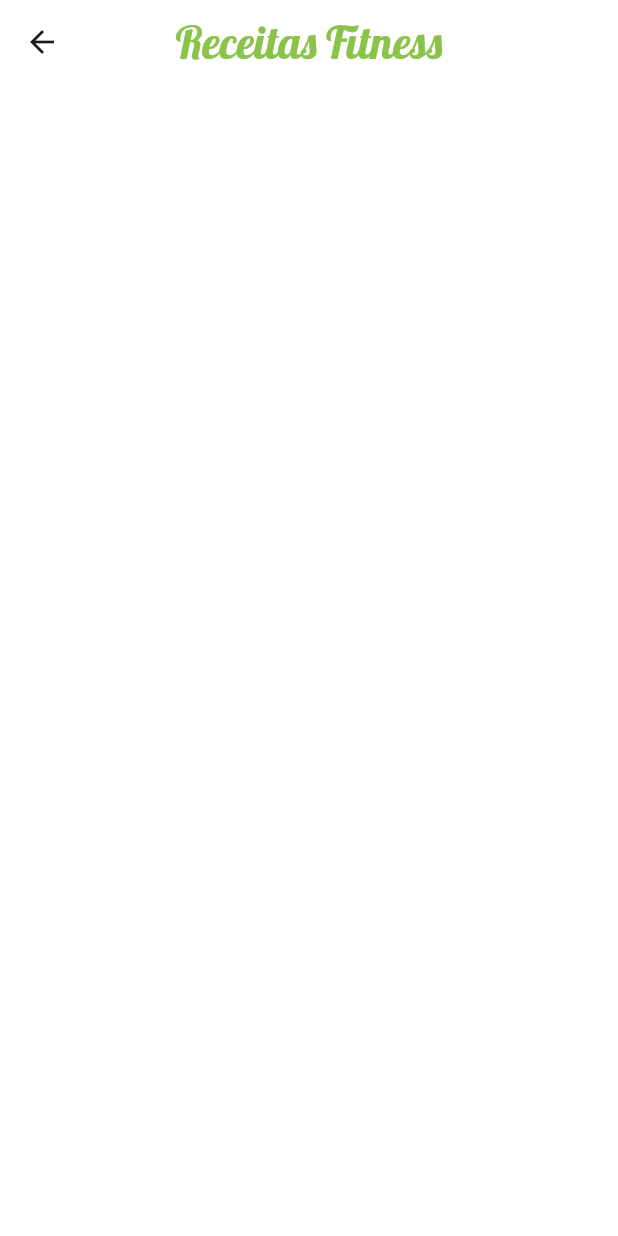
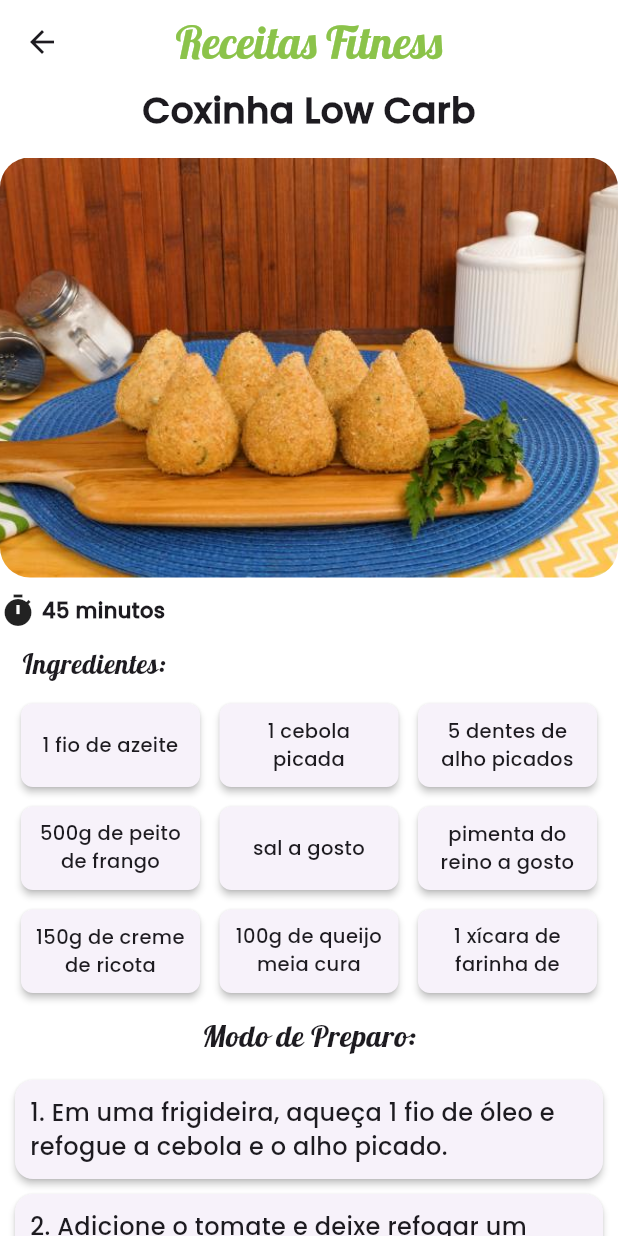
Before and after one commit to gabrielcoelhosev/Receitas-Fitness, a Flutter app: the screen it shows after launch, after a tap on "Coxinha Low Carb", on a phone screen of 412 x 824 dp. Run offline on Flutter 3.47's test engine with Material 3 defaults, Android fonts, the phone set to English and light mode, and no system bars.

Commit message:
receita1tela

```diff
--- a/lib/home_widget.dart
+++ b/lib/home_widget.dart
@@ -74,7 +74,9 @@ class _HomeWidgetState extends State<HomeWidget> {
                           ),
                           Text(
                             _photos[index].text,
-                            style: TextStyle(fontFamily: 'PoppinsM'),
+                            style: TextStyle(
+                                fontFamily: 'PoppinsM',
+                                fontWeight: FontWeight.bold),
                           ),
                         ],
                       ),
--- a/lib/receitas/receita_coxinha.dart
+++ b/lib/receitas/receita_coxinha.dart
@@ -1,6 +1,33 @@
 import 'package:flutter/material.dart';
 
 class ReceitaCoxinha extends StatelessWidget {
+  int tempo = 45;
+
+  List<String> ingredientes = [
+    '1 fio de azeite',
+    '1 cebola picada',
+    '5 dentes de alho picados',
+    '500g de peito de frango desfiado',
+    'sal a gosto',
+    'pimenta do reino a gosto',
+    '150g de creme de ricota',
+    '100g de queijo meia cura ralado',
+    '1 xícara de farinha de linhaça'
+  ];
+
+  List<String> preparo = [
+    'Em uma frigideira, aqueça 1 fio de óleo e refogue a cebola e o alho picado.',
+    'Adicione o tomate e deixe refogar um pouco.',
+    'Acrescente o frango desfiado, o sal, a pimenta-do-reino e o cheiro-verde.',
+    'Transfira essa mistura para um processador e acrescente a couve-flor picada.'
+        'Bata tudo muito bem até formar a massa da coxinha.',
+    'Em outra tigela misture o creme de ricota com o queijo meia cura ralado.',
+    'Pegue um pedaço da massa e abra na mão.',
+    'Recheie com a mistura de creme de ricota com queijo e feche, formando uma coxinha.',
+    'Passe as coxinhas na farinha de linhaça.',
+    'Coloque as coxinhas em uma forma e leve ao forno preaquecido (180° C) por cerca de 35 minutos.'
+  ];
+
   @override
   Widget build(BuildContext context) {
     return Scaffold(
@@ -8,12 +35,122 @@ class ReceitaCoxinha extends StatelessWidget {
       appBar: AppBar(
         backgroundColor: Colors.white,
         centerTitle: true,
-        title: Text(
+        title: const Text(
           'Receitas Fitness',
           style: TextStyle(
               fontFamily: 'Lobster', color: Colors.lightGreen, fontSize: 30),
         ),
       ),
+      body: SingleChildScrollView(
+        child: Column(
+          children: [
+            const Center(
+              child: Text(
+                'Coxinha Low Carb',
+                style: TextStyle(
+                    fontSize: 24,
+                    fontFamily: 'PoppinsM',
+                    fontWeight: FontWeight.bold),
+              ),
+            ),
+            SizedBox(
+              height: 15,
+            ),
+            Container(
+              height: 280,
+              decoration: BoxDecoration(
+                  borderRadius: BorderRadius.circular(20),
+                  image: DecorationImage(
+                      image: AssetImage("assets/imgs/coxinha.jpg"),
+                      fit: BoxFit.cover)),
+            ),
+            const SizedBox(
+              height: 10,
+            ),
+            Row(
+              mainAxisAlignment: MainAxisAlignment.start,
+              children: [
+                const Icon(Icons.timer),
+                Text(
+                  " $tempo minutos",
+                  style: TextStyle(
+                      fontFamily: 'PoppinsM', fontWeight: FontWeight.bold),
+                ),
+              ],
+            ),
+            const SizedBox(
+              height: 10,
+            ),
+            const Padding(
+              padding: EdgeInsets.only(left: 15.0),
+              child: Align(
+                alignment: Alignment.centerLeft,
+                child: Text(
+                  "Ingredientes:",
+                  style: TextStyle(fontSize: 18, fontFamily: 'Lobster'),
+                ),
+              ),
+            ),
+            GridView.builder(
+              shrinkWrap: true,
+              physics: const NeverScrollableScrollPhysics(),
+              padding: const EdgeInsets.all(10),
+              itemCount: ingredientes.length,
+              gridDelegate: const SliverGridDelegateWithFixedCrossAxisCount(
+                crossAxisCount:
+                    3, // Número de itens por linha (2 ingredientes por linha)
+                crossAxisSpacing: 5, // Espaçamento horizontal entre os itens
+                mainAxisSpacing: 5, // Espaçamento vertical entre os itens
+                childAspectRatio:
+                    2, // Controla a proporção de largura/altura dos itens
+              ),
+              itemBuilder: (BuildContext context, int index) {
+                return Card(
+                  elevation: 2,
+                  shape: RoundedRectangleBorder(
+                    borderRadius: BorderRadius.circular(8),
+                  ),
+                  child: Center(
+                    child: Padding(
+                      padding: const EdgeInsets.all(8.0),
+                      child: Text(
+                        ingredientes[index],
+                        style: const TextStyle(
+                            fontSize: 13, fontFamily: 'PoppinsM'),
+                        textAlign: TextAlign.center,
+                      ),
+                    ),
+                  ),
+                );
+              },
+            ),
+            const Text(
+              'Modo de Preparo:',
+              style: TextStyle(fontFamily: 'Lobster', fontSize: 20),
+            ),
+            ListView.builder(
+              shrinkWrap: true,
+              padding: const EdgeInsets.all(10),
+              physics: const NeverScrollableScrollPhysics(),
+              itemCount: preparo.length,
+              itemBuilder: (context, index) {
+                return Card(
+                  elevation: 2,
+                  margin: const EdgeInsets.symmetric(vertical: 5),
+                  child: Padding(
+                    padding: const EdgeInsets.all(10),
+                    child: Text(
+                      '${index + 1}. ${preparo[index]}',
+                      style:
+                          const TextStyle(fontSize: 16, fontFamily: 'PoppinsM'),
+                    ),
+                  ),
+                );
+              },
+            ),
+          ],
+        ),
+      ),
     );
   }
 }
--- a/pubspec.yaml
+++ b/pubspec.yaml
@@ -93,5 +93,9 @@ flutter:
        fonts:
          - asset: assets/fonts/Poppins-Thin.ttf
 
+     - family: Kanit
+       fonts:
+         - asset: assets/fonts/Kanit-Light.ttf
+
   # For details regarding fonts from package dependencies,
   # see https://flutter.dev/to/font-from-package
```
Also changed, not shown: assets/fonts/Kanit-Light.ttf (added).
